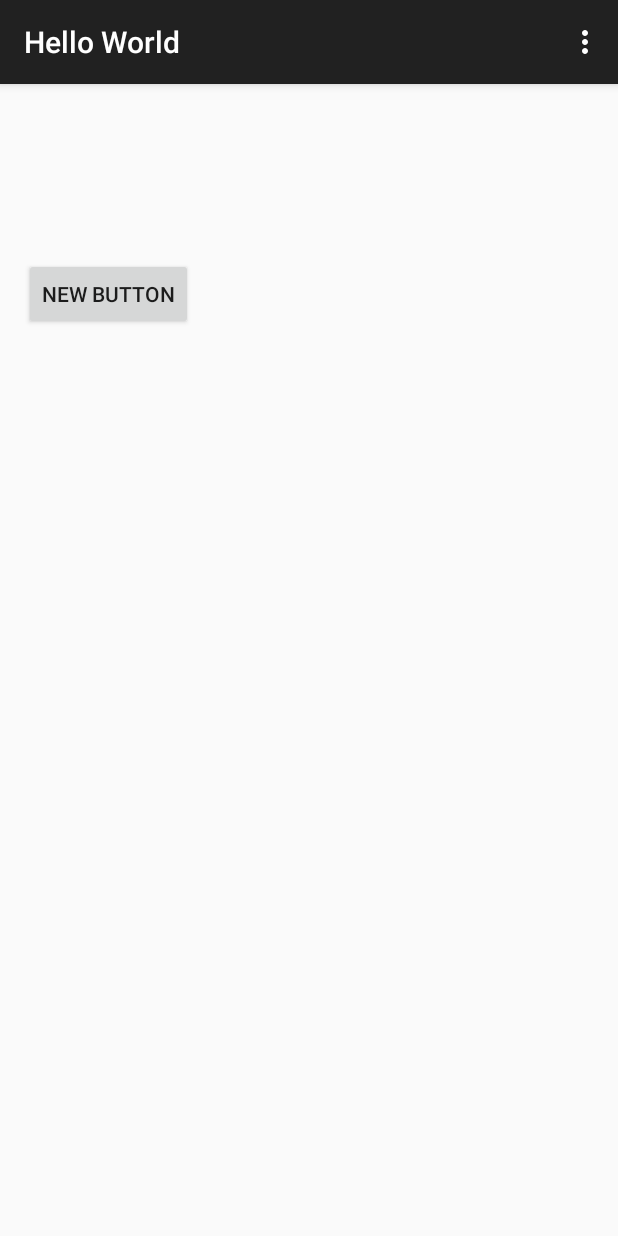
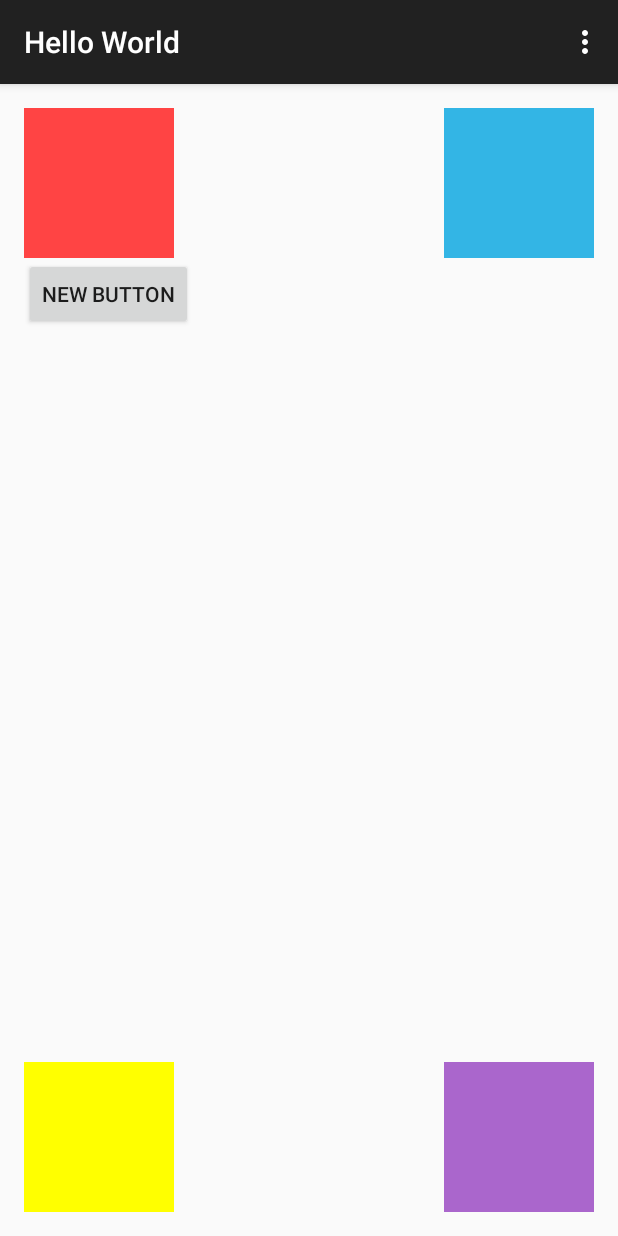
Before and after one commit to jeewookim/Layouts, an Android app: the screen it shows after launch (MainActivity), on a phone screen of 412 x 824 dp. Run offline under Robolectric (Android 15) with nearby library versions, the phone set to English and light mode, and no system bars.

Commit message:
the layout assignment is done

```diff
--- /dev/null
+++ b/app/src/main/java/com/example/a2016jkim/helloworld/AppCompatActivity.java
@@ -0,0 +1,11 @@
+package com.example.a2016jkim.helloworld;
+
+import android.os.Bundle;
+
+/**
+ * Created by 2016jkim on 9/21/2015.
+ */
+public class AppCompatActivity {
+    public void onCreate(Bundle savedInstanceState) {
+    }
+}
--- a/app/src/main/res/layout/activity_main.xml
+++ b/app/src/main/res/layout/activity_main.xml
@@ -32,4 +32,36 @@
         android:layout_height="wrap_content"
         android:id = "@+id/textView"/>
 
+    <View
+        android:layout_width="100dp"
+        android:layout_height="100dp"
+        android:layout_alignParentLeft="true"
+        android:layout_alignParentTop = "true"
+        android:background = "@color/red"
+        android:id = "@+id/topLeft"/>
+
+    <View
+        android:layout_width="100dp"
+        android:layout_height="100dp"
+        android:layout_alignParentLeft="true"
+        android:layout_alignParentBottom = "true"
+        android:background = "@color/yellow"
+        android:id = "@+id/bottomLeft"/>
+
+    <View
+        android:layout_width="100dp"
+        android:layout_height="100dp"
+        android:layout_alignParentRight="true"
+        android:layout_alignParentTop = "true"
+        android:background = "@color/blue"
+        android:id = "@+id/topRight"/>
+
+    <View
+        android:layout_width="100dp"
+        android:layout_height="100dp"
+        android:layout_alignParentRight="true"
+        android:layout_alignParentBottom = "true"
+        android:background = "@color/purple"
+        android:id = "@+id/bottomRight"/>
+
 </RelativeLayout>
```
Also changed, not shown: 1 other file.
